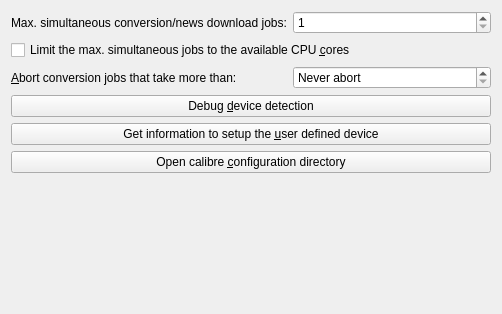
Above: src/calibre/gui2/preferences/misc.ui from kovidgoyal/calibre before the change. Below: the same form after it.
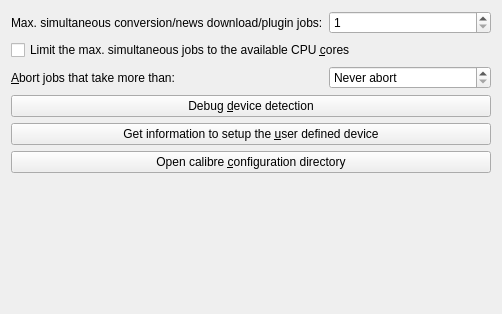
That is the form after the change.

Commit message: Change working of BG job options in Pref/Misc--also affects plugin jobs.

Patch:
```diff
--- a/src/calibre/gui2/preferences/misc.ui
+++ b/src/calibre/gui2/preferences/misc.ui
@@ -17,7 +17,7 @@
    <item row="0" column="0">
     <widget class="QLabel" name="label_5">
      <property name="text">
-      <string>Max. simultaneous conversion/news download jobs:</string>
+      <string>Max. simultaneous conversion/news download/plugin jobs:</string>
      </property>
      <property name="buddy">
       <cstring>opt_worker_limit</cstring>
@@ -134,7 +134,7 @@
    <item row="3" column="0">
     <widget class="QLabel" name="label">
      <property name="text">
-      <string>&amp;Abort conversion jobs that take more than:</string>
+      <string>&amp;Abort jobs that take more than:</string>
      </property>
      <property name="buddy">
       <cstring>opt_worker_max_time</cstring>
```
